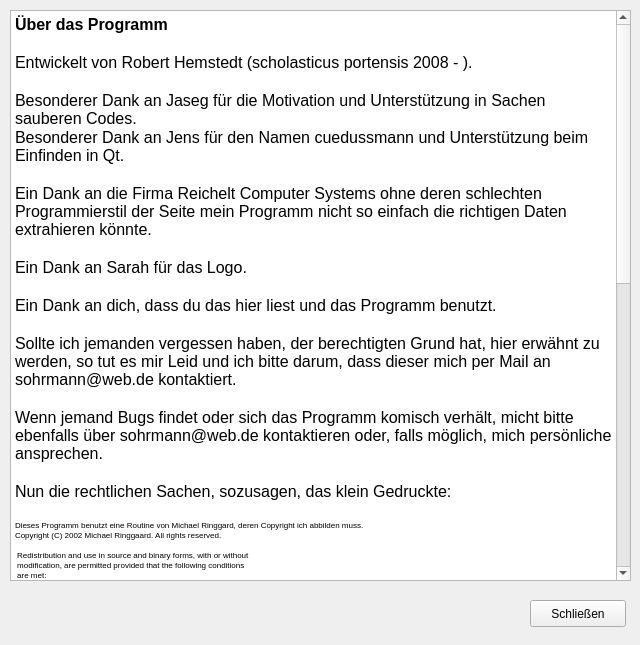
The window that thanks.ui (euklid/cuedussmann) describes before a commit, drawn with Qt 5.
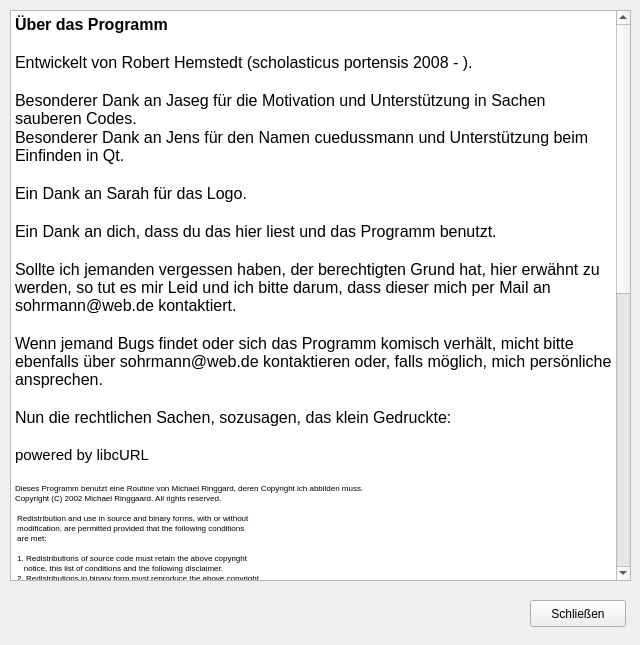
The same window after the commit. Icons and pictures are not drawn.

```diff
--- a/thanks.ui
+++ b/thanks.ui
@@ -34,8 +34,6 @@
 &lt;p style=&quot; margin-top:0px; margin-bottom:0px; margin-left:0px; margin-right:0px; -qt-block-indent:0; text-indent:0px;&quot;&gt;&lt;span style=&quot; font-size:12pt;&quot;&gt;Besonderer Dank an Jaseg für die Motivation und Unterstützung in Sachen sauberen Codes.&lt;/span&gt;&lt;/p&gt;
 &lt;p style=&quot; margin-top:0px; margin-bottom:0px; margin-left:0px; margin-right:0px; -qt-block-indent:0; text-indent:0px;&quot;&gt;&lt;span style=&quot; font-size:12pt;&quot;&gt;Besonderer Dank an Jens für den Namen cuedussmann und Unterstützung beim Einfinden in Qt.&lt;/span&gt;&lt;/p&gt;
 &lt;p style=&quot;-qt-paragraph-type:empty; margin-top:0px; margin-bottom:0px; margin-left:0px; margin-right:0px; -qt-block-indent:0; text-indent:0px; font-size:12pt;&quot;&gt;&lt;/p&gt;
-&lt;p style=&quot; margin-top:0px; margin-bottom:0px; margin-left:0px; margin-right:0px; -qt-block-indent:0; text-indent:0px;&quot;&gt;&lt;span style=&quot; font-size:12pt;&quot;&gt;Ein Dank an die Firma Reichelt Computer Systems ohne deren schlechten Programmierstil der Seite mein Programm nicht so einfach die richtigen Daten extrahieren könnte.&lt;/span&gt;&lt;/p&gt;
-&lt;p style=&quot;-qt-paragraph-type:empty; margin-top:0px; margin-bottom:0px; margin-left:0px; margin-right:0px; -qt-block-indent:0; text-indent:0px; font-size:12pt;&quot;&gt;&lt;/p&gt;
 &lt;p style=&quot; margin-top:0px; margin-bottom:0px; margin-left:0px; margin-right:0px; -qt-block-indent:0; text-indent:0px;&quot;&gt;&lt;span style=&quot; font-size:12pt;&quot;&gt;Ein Dank an Sarah für das Logo.&lt;/span&gt;&lt;/p&gt;
 &lt;p style=&quot;-qt-paragraph-type:empty; margin-top:0px; margin-bottom:0px; margin-left:0px; margin-right:0px; -qt-block-indent:0; text-indent:0px; font-size:12pt;&quot;&gt;&lt;/p&gt;
 &lt;p style=&quot; margin-top:0px; margin-bottom:0px; margin-left:0px; margin-right:0px; -qt-block-indent:0; text-indent:0px;&quot;&gt;&lt;span style=&quot; font-size:12pt;&quot;&gt;Ein Dank an dich, dass du das hier liest und das Programm benutzt.&lt;/span&gt;&lt;/p&gt;
@@ -46,6 +44,8 @@
 &lt;p style=&quot;-qt-paragraph-type:empty; margin-top:0px; margin-bottom:0px; margin-left:0px; margin-right:0px; -qt-block-indent:0; text-indent:0px; font-size:12pt;&quot;&gt;&lt;/p&gt;
 &lt;p style=&quot; margin-top:0px; margin-bottom:0px; margin-left:0px; margin-right:0px; -qt-block-indent:0; text-indent:0px;&quot;&gt;&lt;span style=&quot; font-size:12pt;&quot;&gt;Nun die rechtlichen Sachen, sozusagen, das klein Gedruckte:&lt;/span&gt;&lt;/p&gt;
 &lt;p style=&quot;-qt-paragraph-type:empty; margin-top:0px; margin-bottom:0px; margin-left:0px; margin-right:0px; -qt-block-indent:0; text-indent:0px; font-size:12pt;&quot;&gt;&lt;/p&gt;
+&lt;p style=&quot; margin-top:0px; margin-bottom:0px; margin-left:0px; margin-right:0px; -qt-block-indent:0; text-indent:0px;&quot;&gt;&lt;span style=&quot; color:#000000;&quot;&gt;powered by libcURL &lt;/span&gt;&lt;img src=&quot;:/favicon.png&quot; /&gt;&lt;/p&gt;
+&lt;p style=&quot;-qt-paragraph-type:empty; margin-top:0px; margin-bottom:0px; margin-left:0px; margin-right:0px; -qt-block-indent:0; text-indent:0px; font-size:12pt;&quot;&gt;&lt;/p&gt;
 &lt;p style=&quot; margin-top:0px; margin-bottom:0px; margin-left:0px; margin-right:0px; -qt-block-indent:0; text-indent:0px;&quot;&gt;&lt;span style=&quot; font-size:6pt;&quot;&gt;Dieses Programm benutzt eine Routine von Michael Ringgard, deren Copyright ich abbilden muss.&lt;/span&gt;&lt;/p&gt;
 &lt;p style=&quot; margin-top:0px; margin-bottom:0px; margin-left:0px; margin-right:0px; -qt-block-indent:0; text-indent:0px;&quot;&gt;&lt;span style=&quot; font-size:6pt; color:#000000;&quot;&gt;Copyright (C) 2002 Michael Ringgaard. All rights reserved.&lt;/span&gt;&lt;/p&gt;
 &lt;p style=&quot;-qt-paragraph-type:empty; margin-top:0px; margin-bottom:0px; margin-left:0px; margin-right:0px; -qt-block-indent:0; text-indent:0px; font-family:'Courier New,courier'; font-size:6pt; color:#000000;&quot;&gt;&lt;/p&gt;
```
Left out of the diff: 8 changed lines with no effect on the pictures.
